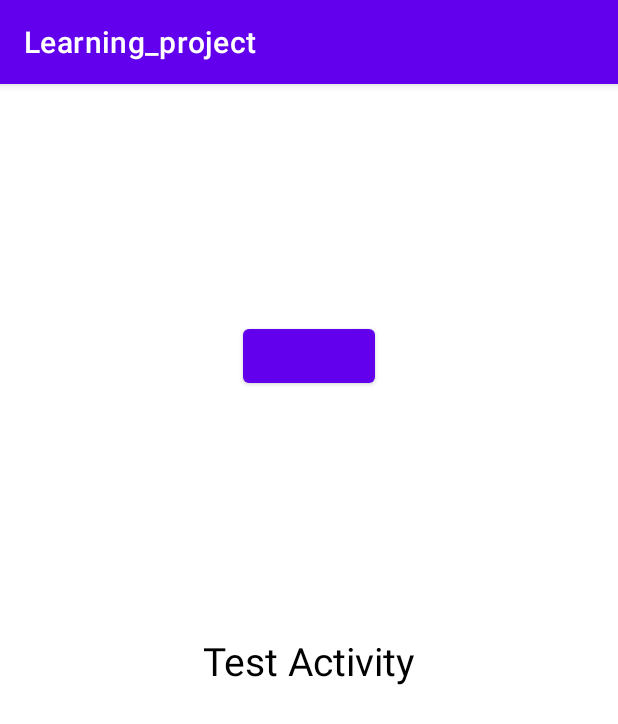
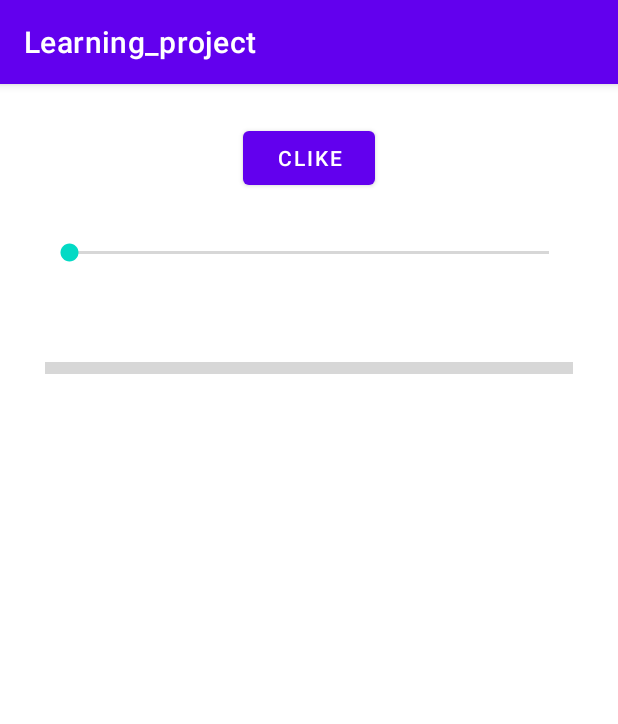
Before and after one commit to AliHabibiAndroidProgramPilot/learning_project, an Android app: the screen it shows after launch (TestActivity before the commit, MainActivity after it), after a tap on "CLIKE", on a phone screen of 412 x 824 dp. Shown: the top 724 px of the screen. Run offline under Robolectric (Android 15) with nearby library versions, the phone set to English and light mode, and no system bars.

Commit message:
Seek bar and discrete seek bar

```diff
--- a/app/src/main/java/com/example/learningproject/MainActivity.kt
+++ b/app/src/main/java/com/example/learningproject/MainActivity.kt
@@ -4,6 +4,7 @@ import android.content.Context
 import android.content.Intent
 import androidx.appcompat.app.AppCompatActivity
 import android.os.Bundle
+import android.widget.Toast
 import com.example.learningproject.databinding.ActivityMainBinding
 
 class MainActivity : AppCompatActivity() {
@@ -12,11 +13,6 @@ class MainActivity : AppCompatActivity() {
         super.onCreate(savedInstanceState)
         binding = ActivityMainBinding.inflate(layoutInflater)
         setContentView(binding.root)
-        binding.btnClike.setOnClickListener {
-            val intent = Intent(this, TestActivity::class.java)
-            intent.putExtra("phoneNumber", "09924025474")
-            intent.putExtra("id", 1822)
-            startActivity(intent)
-        }
+        binding.btnClike.setOnClickListener { binding.progressBar.progress = binding.seekBar.progress }
     }
 }
--- a/app/src/main/java/com/example/learningproject/TestActivity.kt
+++ b/app/src/main/java/com/example/learningproject/TestActivity.kt
@@ -11,11 +11,5 @@ class TestActivity : AppCompatActivity() {
         super.onCreate(savedInstanceState)
         binding = ActivityTestBinding.inflate(layoutInflater)
         setContentView(binding.root)
-        binding.btnPrevious.setOnClickListener {
-            val phoneNumber: String? = intent.getStringExtra("phoneNumber")
-            val id: Int = intent.getIntExtra("id", 0)
-            Toast.makeText(this,"phone: $phoneNumber id: $id", Toast.LENGTH_SHORT).show()
-
-        }
     }
 }
--- a/app/src/main/res/layout/activity_main.xml
+++ b/app/src/main/res/layout/activity_main.xml
@@ -10,7 +10,23 @@
         android:id="@+id/btn_clike"
         android:text="@string/clike"
         android:layout_gravity="center"
+        android:layout_marginTop="25dp"
         android:layout_width="wrap_content"
         android:layout_height="wrap_content"/>
-
+    <SeekBar
+        android:id="@+id/seekBar"
+        android:scaleY="1"
+        android:max="10"
+        android:layout_margin="30dp"
+        android:layout_width="match_parent"
+        android:layout_height="wrap_content"/>
+    <ProgressBar
+        android:id="@+id/progressBar"
+        android:scaleY="2"
+        android:max="10"
+        android:progress="5"
+        android:layout_margin="30dp"
+        style="@style/Widget.AppCompat.ProgressBar.Horizontal"
+        android:layout_width="match_parent"
+        android:layout_height="wrap_content"/>
 </androidx.appcompat.widget.LinearLayoutCompat>
--- a/app/src/main/res/layout/activity_test.xml
+++ b/app/src/main/res/layout/activity_test.xml
@@ -5,26 +5,4 @@
     android:layout_width="match_parent"
     android:layout_height="match_parent"
     tools:context=".TestActivity">
-
-    <TextView
-        android:id="@+id/textView"
-        android:layout_width="wrap_content"
-        android:layout_height="wrap_content"
-        android:text="Test Activity"
-        android:textSize="26sp"
-        android:textColor="@color/black"
-        app:layout_constraintBottom_toBottomOf="parent"
-        app:layout_constraintEnd_toEndOf="parent"
-        app:layout_constraintStart_toStartOf="parent"
-        app:layout_constraintTop_toTopOf="parent" />
-
-    <Button
-        android:id="@+id/btn_previous"
-        android:layout_width="wrap_content"
-        android:layout_height="wrap_content"
-        android:layout_marginBottom="4dp"
-        app:layout_constraintBottom_toTopOf="@+id/textView"
-        app:layout_constraintEnd_toEndOf="parent"
-        app:layout_constraintStart_toStartOf="parent"
-        app:layout_constraintTop_toTopOf="parent" />
 </androidx.constraintlayout.widget.ConstraintLayout>
```
